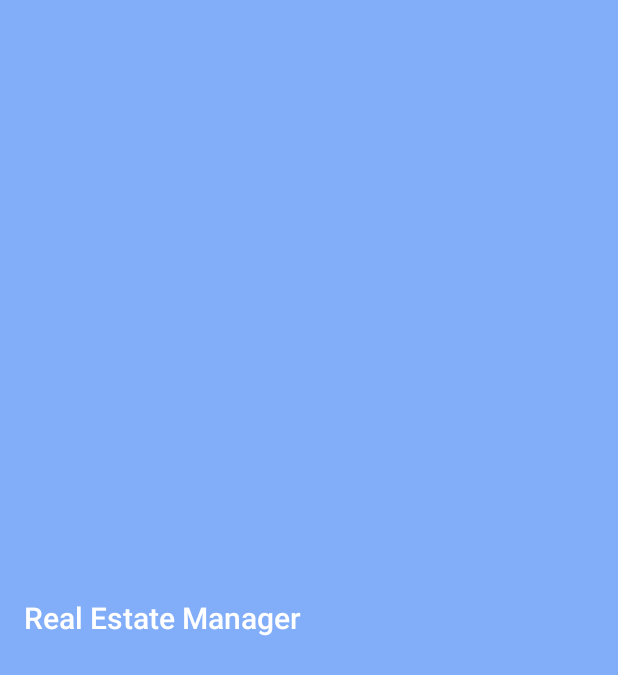
After one commit to laminemessaci/RealEstateManager, an Android app: the layout navigation_drawer_nav_header.xml on its own in the app's theme, with its tools: preview values and no code run, on a phone screen of 412 x 824 dp. The commit adds this screen. Shown: the top 675 px of the screen. Run offline under Robolectric (Android 15) with nearby library versions, the phone set to English and light mode, and no system bars.

Commit message:
Configure styles (colors)

```diff
--- /dev/null
+++ b/app/src/main/res/layout/navigation_drawer_nav_header.xml
@@ -0,0 +1,15 @@
+<?xml version="1.0" encoding="utf-8"?>
+<androidx.appcompat.widget.Toolbar xmlns:android="http://schemas.android.com/apk/res/android"
+    android:layout_width="match_parent"
+    android:layout_height="match_parent"
+    xmlns:app="http://schemas.android.com/apk/res-auto"
+    android:id="@+id/toolbar"
+    android:minHeight="?attr/actionBarSize"
+    android:background="?attr/colorPrimary"
+    app:title="Real Estate Manager"
+    app:titleTextColor="@android:color/white"
+    android:theme="@style/ToolbarTheme"
+    >
+
+
+</androidx.appcompat.widget.Toolbar>
--- /dev/null
+++ b/app/src/main/res/layout/toolbar.xml
@@ -0,0 +1,6 @@
+<?xml version="1.0" encoding="utf-8"?>
+<androidx.constraintlayout.widget.ConstraintLayout
+    xmlns:android="http://schemas.android.com/apk/res/android" android:layout_width="match_parent"
+    android:layout_height="match_parent">
+
+</androidx.constraintlayout.widget.ConstraintLayout>
--- a/app/src/main/res/values/colors.xml
+++ b/app/src/main/res/values/colors.xml
@@ -1,6 +1,11 @@
 <?xml version="1.0" encoding="utf-8"?>
 <resources>
-    <color name="colorPrimary">#6200EE</color>
-    <color name="colorPrimaryDark">#3700B3</color>
-    <color name="colorAccent">#03DAC5</color>
+    <color name="colorPrimary">#81ADF9</color>
+    <color name="colorPrimaryDark">#383ffb</color>
+    <color name="colorAccent">#ffffff</color>
+    <color name="colorRed">#EC407A</color>
+    <color name="orange_red">#ff8645</color>
+    <color name="light_grey">#e6e6e6</color>
+    <color name="white">#ffffff</color>
+    <color name="transparent_black">#66000000</color>
 </resources>
--- a/app/src/main/res/values/styles.xml
+++ b/app/src/main/res/values/styles.xml
@@ -4,7 +4,22 @@
         <!-- Customize your theme here. -->
         <item name="colorPrimary">@color/colorPrimary</item>
         <item name="colorPrimaryDark">@color/colorPrimaryDark</item>
-        <item name="colorAccent">@color/colorAccent</item>
+        <item name="colorAccent">@color/colorRed</item>
+        <item name="windowActionBar">false</item>
+        <item name="windowNoTitle">true</item>
+    </style>
+
+
+    <!-- TOOLBAR THEME -->
+    <style name="ToolbarTheme" parent="@style/ThemeOverlay.AppCompat.Dark.ActionBar">
+        <!-- Color of the title text in the Toolbar -->
+        <item name="android:textColorPrimary">@color/colorAccent</item>
+        <item name="drawerArrowStyle">@style/DrawerArrowStyle</item>
+    </style>
+
+    <!-- NAVIGATION DRAWER -->
+    <style name="DrawerArrowStyle" parent="Widget.AppCompat.DrawerArrowToggle">
+        <item name="color">@android:color/white</item>
     </style>
 
 </resources>
```
Also changed, not shown: app/src/main/res/layout/activity_main.xml (+34 -9 lines).
